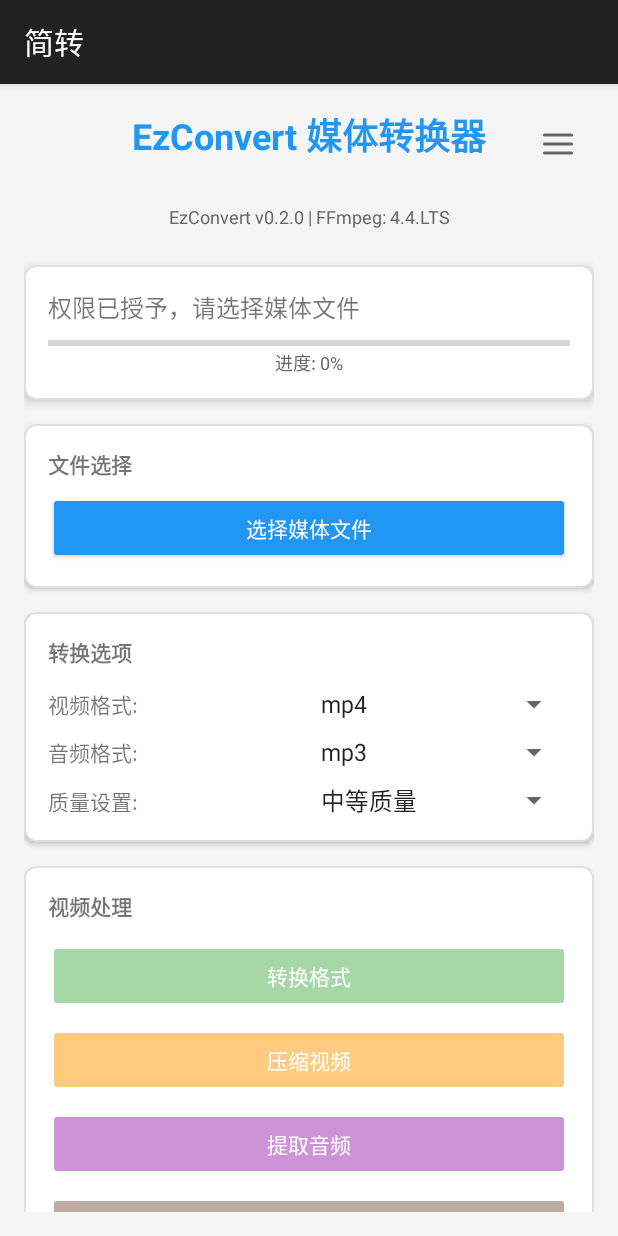
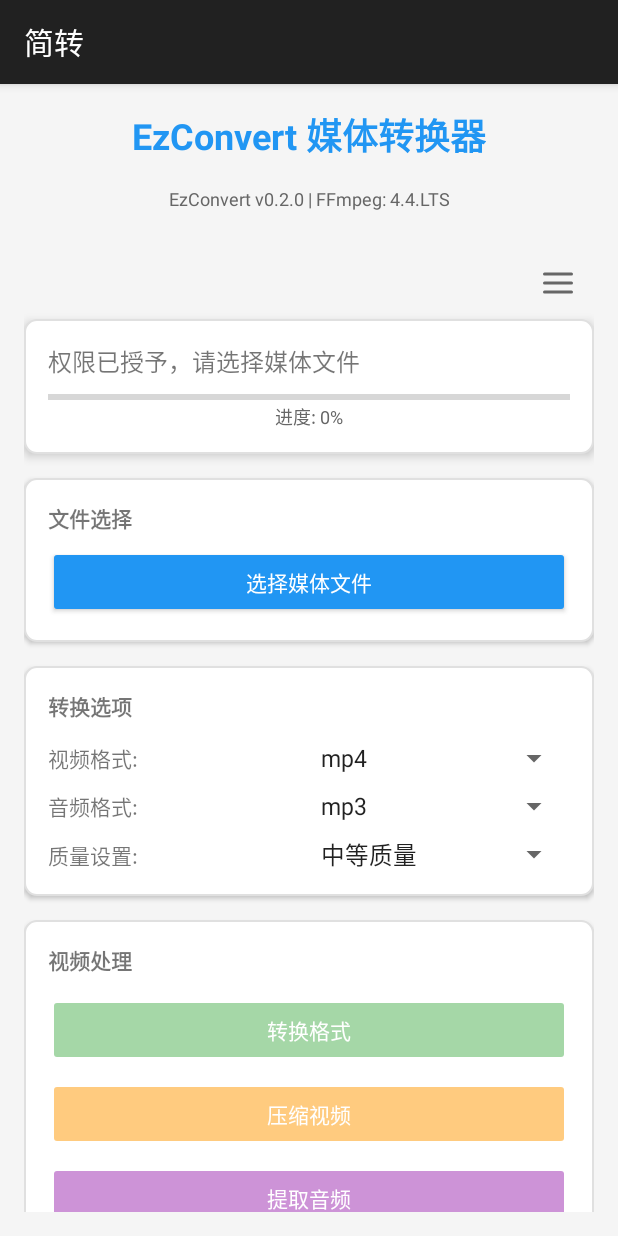
Before and after one commit to XiaoHao560/EzConvert, an Android app: the screen it shows after launch (MainActivity), on a phone screen of 412 x 824 dp. Run offline under Robolectric (Android 15) with nearby library versions, the light colour scheme and no system bars; libraries missing offline, so code that uses them is left out: com.arthenica.mobileffmpeg; 1 statement that could not run was skipped.

Commit message:
ui：更改设置按钮位置

```diff
--- a/app/src/main/res/layout/activity_main.xml
+++ b/app/src/main/res/layout/activity_main.xml
@@ -26,16 +26,6 @@
                  android:text="EzConvert 媒体转换器"
                  android:textStyle="bold" />
 
-            <ImageButton
-                 android:layout_height="48dp"
-                 android:layout_width="48dp"
-                 android:src="@drawable/ic_menu"
-                 android:contentDescription="设置"
-                 android:background="?android:attr/selectableItemBackgroundBorderless"
-                 android:padding="10dp"
-                 android:layout_alignParentEnd="true"
-                 android:id="@+id/settings_btn" />
-
         </RelativeLayout>
 
         <TextView
@@ -47,6 +37,16 @@
              android:textColor="#666"
              android:id="@+id/version_text"
              android:text="EzConvert v0.2.0 | FFmpeg: 4.4.LTS" />
+
+        <ImageButton
+             android:layout_height="48dp"
+             android:layout_width="48dp"
+             android:src="@drawable/ic_menu"
+             android:contentDescription="设置"
+             android:background="?android:attr/selectableItemBackgroundBorderless"
+             android:padding="10dp"
+             android:layout_gravity="end"
+             android:id="@+id/settings_btn" />
 
         <LinearLayout
              android:layout_height="wrap_content"
```
